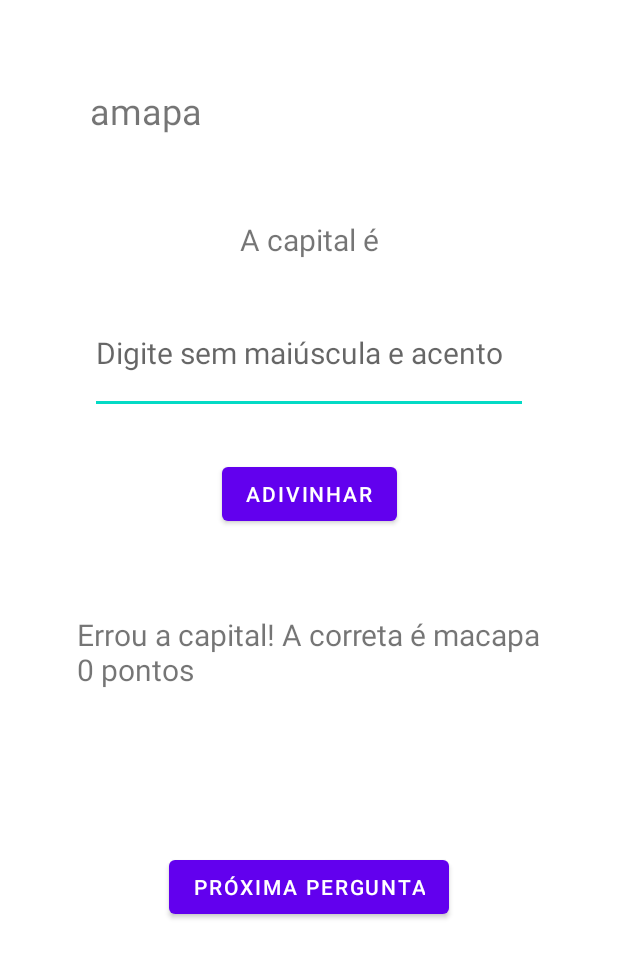
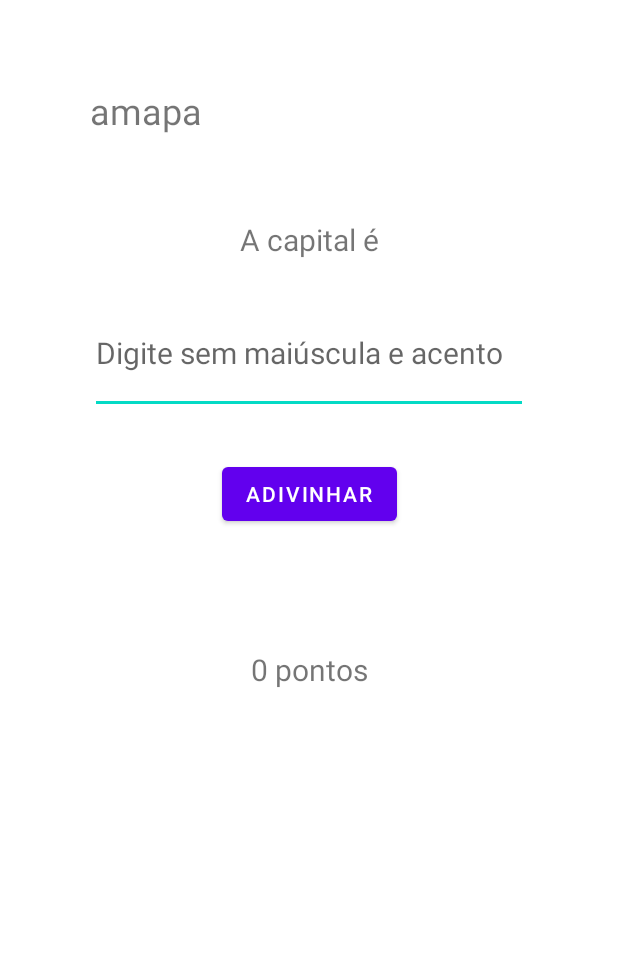
Before and after one commit to AnaDolata/Jogo-da-Capital, an Android app: the screen it shows after launch (MainActivity), after a tap on "PRÓXIMA PERGUNTA", on a phone screen of 412 x 824 dp, the part 175-1154 px from its top. Run offline under Robolectric (Android 15) with nearby library versions, the phone set to English and light mode, and no system bars; 1 other tap on this screen came first.

Commit message:
Ajuste responder a pergunta atual para poder ir para a seguinte

```diff
--- a/app/src/main/java/com/example/jogodacapital/MainActivity.java
+++ b/app/src/main/java/com/example/jogodacapital/MainActivity.java
@@ -7,6 +7,7 @@ import android.view.View;
 import android.widget.EditText;
 import android.widget.TextView;
 
+import java.util.Locale;
 import java.util.Random;
 
 public class MainActivity extends AppCompatActivity {
@@ -40,11 +41,13 @@ public class MainActivity extends AppCompatActivity {
         cidade = capitais[index];
 
         state.setText(estado);
+        findViewById(R.id.button2).setVisibility(View.INVISIBLE);
     }
 
     public void guess(View view){
         capitalInput = findViewById(R.id.editTextCapital);
         String capital = String.valueOf(capitalInput.getText());
+        capital = capital.toLowerCase();
 
         if((capital).equals(cidade)){
             pontos += 10;
@@ -52,6 +55,8 @@ public class MainActivity extends AppCompatActivity {
         }else{
             output.setText("Errou a capital! A correta é " + cidade + "\n" + String.valueOf(pontos) + " pontos");
         }
+        findViewById(R.id.button).setVisibility(View.INVISIBLE);
+        findViewById(R.id.button2).setVisibility(View.VISIBLE);
         capitalInput.setText("");
         rodada++;
         visibleButtons();
@@ -64,6 +69,9 @@ public class MainActivity extends AppCompatActivity {
         cidade = capitais[index];
 
         state.setText(estado);
+        output.setText("\n" + String.valueOf(pontos) + " pontos");
+        findViewById(R.id.button).setVisibility(View.VISIBLE);
+        findViewById(R.id.button2).setVisibility(View.INVISIBLE);
     }
 
     public void visibleButtons(){
```
